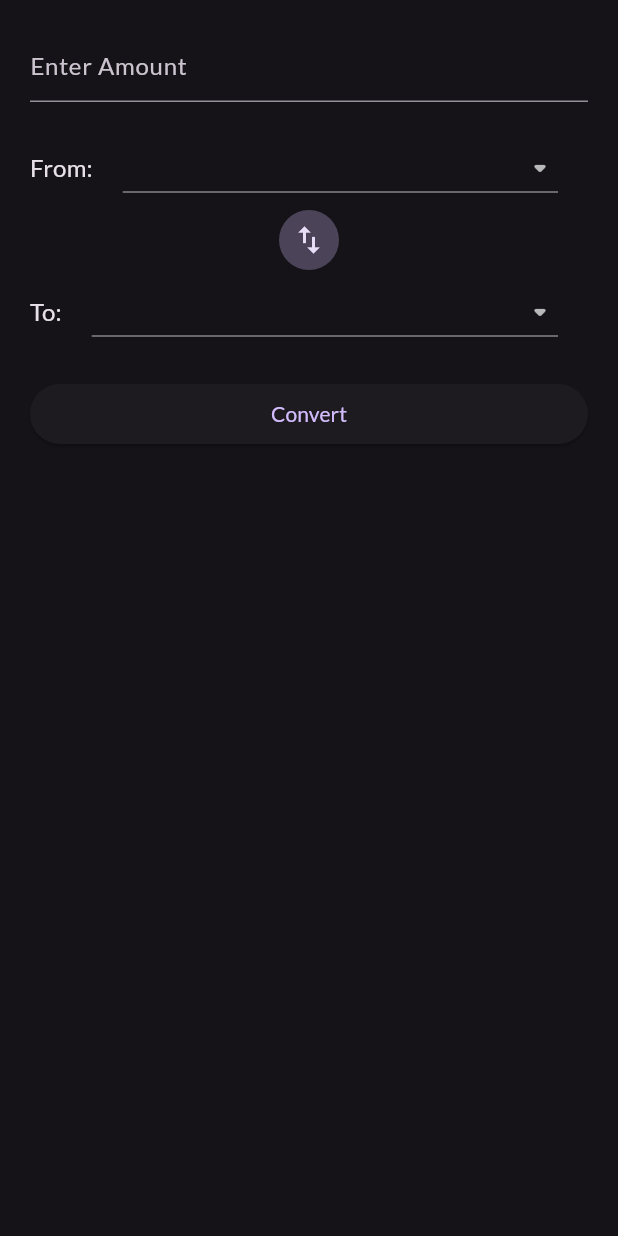
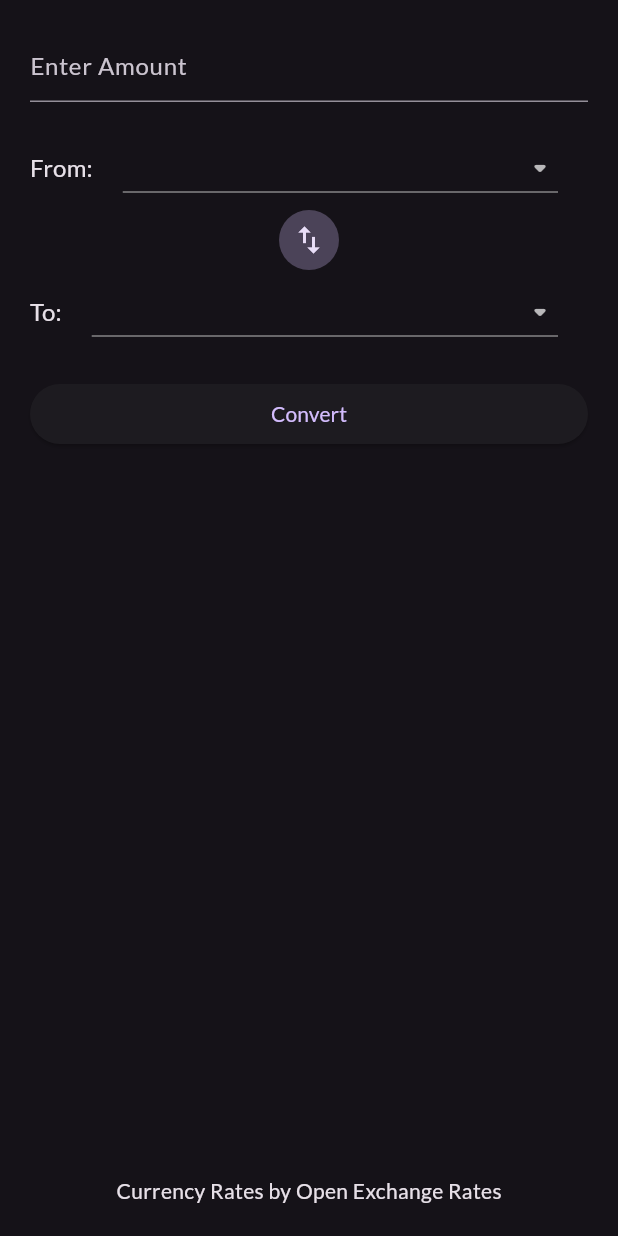
Before and after one commit to saadshd/Flutter-Currency-Converter, a Flutter app: the ConversionCard widget shown alone on an empty page, opened directly with empty values, on a phone screen of 412 x 824 dp. Run offline on Flutter 3.47's test engine with Material 2 defaults, Android fonts, the phone set to English and light mode, and no system bars; network calls fail.

Commit message:
adding api provider name

```diff
--- a/lib/view/widgets/conversion_card.dart
+++ b/lib/view/widgets/conversion_card.dart
@@ -122,6 +122,8 @@ class _ConversionCardState extends State<ConversionCard> {
             style: Theme.of(context).textTheme.headlineSmall,
             textAlign: TextAlign.center,
           ),
+          const Spacer(),
+          const Text('Currency Rates by Open Exchange Rates'),
         ],
       ),
     );
```
